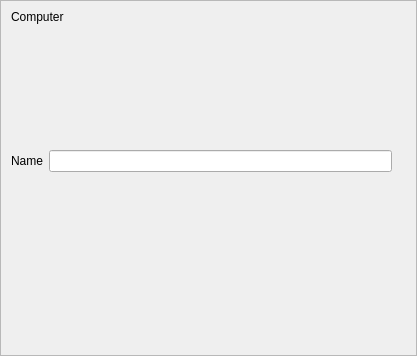
Above: src/computerinputdialog.ui from jmuelbert/jmbde-QT before the change. Below: the same form after it.
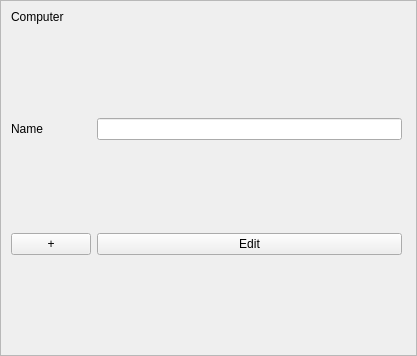
That is the form after the change.

What changed in the file:
```diff
--- a/src/computerinputdialog.ui
+++ b/src/computerinputdialog.ui
@@ -33,11 +33,14 @@
      <rect>
       <x>10</x>
       <y>30</y>
-      <width>381</width>
-      <height>261</height>
+      <width>391</width>
+      <height>311</height>
      </rect>
     </property>
     <layout class="QGridLayout" name="gridLayout">
+     <item row="0" column="2">
+      <widget class="QLineEdit" name="lineEditComputerName"/>
+     </item>
      <item row="0" column="0">
       <widget class="QLabel" name="label_2">
        <property name="text">
@@ -45,8 +48,19 @@
        </property>
       </widget>
      </item>
-     <item row="0" column="1">
-      <widget class="QLineEdit" name="lineEditComputerName"/>
+     <item row="1" column="0">
+      <widget class="QPushButton" name="pushButtonAdd">
+       <property name="text">
+        <string>+</string>
+       </property>
+      </widget>
+     </item>
+     <item row="1" column="2">
+      <widget class="QPushButton" name="pushButtonEdit">
+       <property name="text">
+        <string>Edit</string>
+       </property>
+      </widget>
      </item>
     </layout>
    </widget>
```
